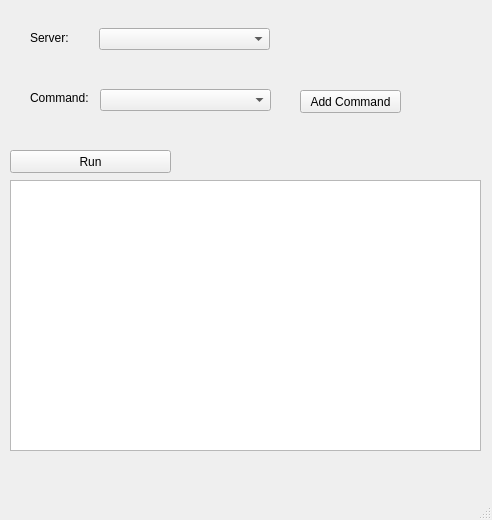
Qt form gii_ui.ui (mtushar78/remote_git_management) before a commit.
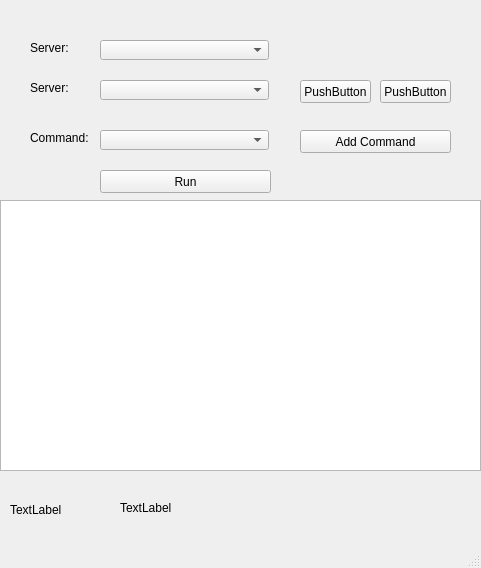
The same form after that commit.

```diff
--- a/gii_ui.ui
+++ b/gii_ui.ui
@@ -6,35 +6,20 @@
    <rect>
     <x>0</x>
     <y>0</y>
-    <width>492</width>
-    <height>520</height>
+    <width>481</width>
+    <height>568</height>
    </rect>
   </property>
   <property name="windowTitle">
    <string>MainWindow</string>
   </property>
   <widget class="QWidget" name="centralwidget">
-   <widget class="QWidget" name="verticalLayoutWidget">
-    <property name="geometry">
-     <rect>
-      <x>99</x>
-      <y>9</y>
-      <width>171</width>
-      <height>61</height>
-     </rect>
-    </property>
-    <layout class="QVBoxLayout" name="verticalLayout">
-     <item>
-      <widget class="QComboBox" name="comboBox"/>
-     </item>
-    </layout>
-   </widget>
    <widget class="QTextEdit" name="textEdit">
     <property name="geometry">
      <rect>
-      <x>10</x>
-      <y>180</y>
-      <width>471</width>
+      <x>0</x>
+      <y>200</y>
+      <width>481</width>
       <height>271</height>
      </rect>
     </property>
@@ -42,9 +27,9 @@
    <widget class="QPushButton" name="runButton">
     <property name="geometry">
      <rect>
-      <x>10</x>
-      <y>150</y>
-      <width>161</width>
+      <x>100</x>
+      <y>170</y>
+      <width>171</width>
       <height>23</height>
      </rect>
     </property>
@@ -56,7 +41,7 @@
     <property name="geometry">
      <rect>
       <x>30</x>
-      <y>30</y>
+      <y>80</y>
       <width>61</width>
       <height>16</height>
      </rect>
@@ -69,7 +54,7 @@
     <property name="geometry">
      <rect>
       <x>30</x>
-      <y>90</y>
+      <y>130</y>
       <width>61</width>
       <height>16</height>
      </rect>
@@ -78,27 +63,12 @@
      <string>Command:</string>
     </property>
    </widget>
-   <widget class="QWidget" name="verticalLayoutWidget_2">
-    <property name="geometry">
-     <rect>
-      <x>100</x>
-      <y>70</y>
-      <width>171</width>
-      <height>61</height>
-     </rect>
-    </property>
-    <layout class="QVBoxLayout" name="verticalLayout_2">
-     <item>
-      <widget class="QComboBox" name="comboBox_2"/>
-     </item>
-    </layout>
-   </widget>
    <widget class="QPushButton" name="pushButton">
     <property name="geometry">
      <rect>
       <x>300</x>
-      <y>90</y>
-      <width>101</width>
+      <y>130</y>
+      <width>151</width>
       <height>23</height>
      </rect>
     </property>
@@ -106,6 +76,101 @@
      <string>Add Command</string>
     </property>
    </widget>
+   <widget class="QLabel" name="con_status">
+    <property name="geometry">
+     <rect>
+      <x>10</x>
+      <y>500</y>
+      <width>101</width>
+      <height>20</height>
+     </rect>
+    </property>
+    <property name="text">
+     <string>TextLabel</string>
+    </property>
+   </widget>
+   <widget class="QPushButton" name="pushButton_2">
+    <property name="geometry">
+     <rect>
+      <x>300</x>
+      <y>80</y>
+      <width>71</width>
+      <height>23</height>
+     </rect>
+    </property>
+    <property name="text">
+     <string>PushButton</string>
+    </property>
+   </widget>
+   <widget class="QLabel" name="label_2">
+    <property name="geometry">
+     <rect>
+      <x>120</x>
+      <y>500</y>
+      <width>251</width>
+      <height>16</height>
+     </rect>
+    </property>
+    <property name="text">
+     <string>TextLabel</string>
+    </property>
+   </widget>
+   <widget class="QPushButton" name="pushButton_3">
+    <property name="geometry">
+     <rect>
+      <x>380</x>
+      <y>80</y>
+      <width>71</width>
+      <height>23</height>
+     </rect>
+    </property>
+    <property name="text">
+     <string>PushButton</string>
+    </property>
+   </widget>
+   <widget class="QLabel" name="label_4">
+    <property name="geometry">
+     <rect>
+      <x>30</x>
+      <y>40</y>
+      <width>61</width>
+      <height>16</height>
+     </rect>
+    </property>
+    <property name="text">
+     <string>Server:</string>
+    </property>
+   </widget>
+   <widget class="QComboBox" name="comboBox_3">
+    <property name="geometry">
+     <rect>
+      <x>100</x>
+      <y>80</y>
+      <width>169</width>
+      <height>20</height>
+     </rect>
+    </property>
+   </widget>
+   <widget class="QComboBox" name="comboBox_4">
+    <property name="geometry">
+     <rect>
+      <x>100</x>
+      <y>130</y>
+      <width>169</width>
+      <height>20</height>
+     </rect>
+    </property>
+   </widget>
+   <widget class="QComboBox" name="comboBox_5">
+    <property name="geometry">
+     <rect>
+      <x>100</x>
+      <y>40</y>
+      <width>169</width>
+      <height>20</height>
+     </rect>
+    </property>
+   </widget>
   </widget>
   <widget class="QMenuBar" name="menubar">
    <property name="geometry">
```
Left out of the diff: 2 changed lines with no effect on the pictures.
